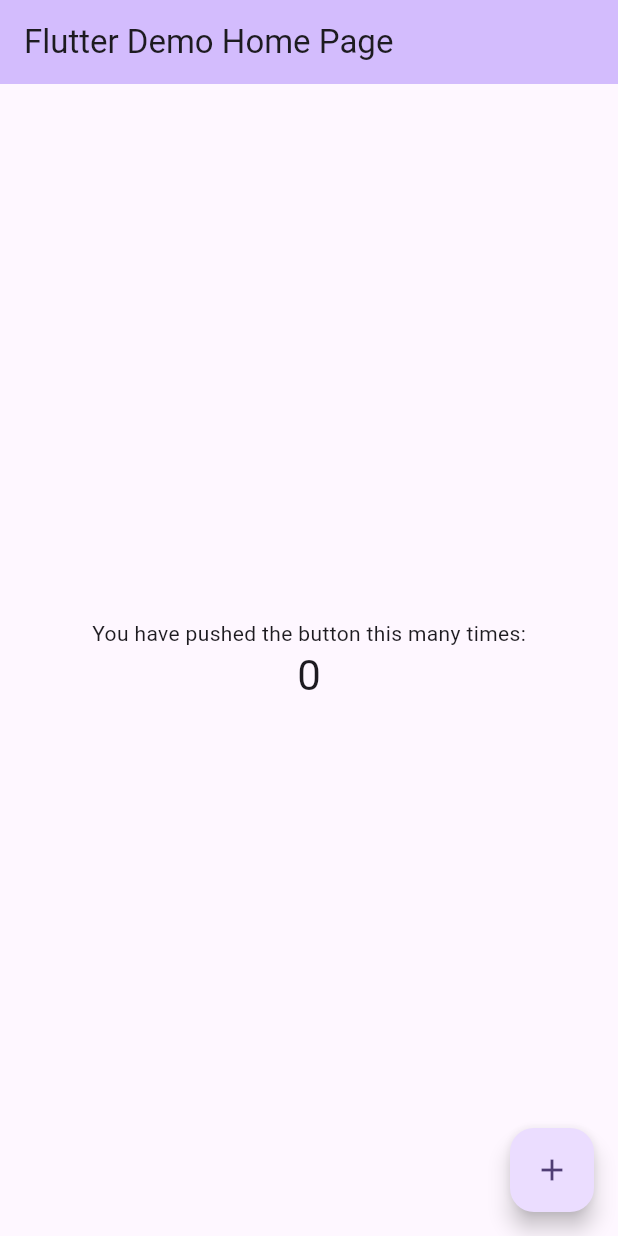
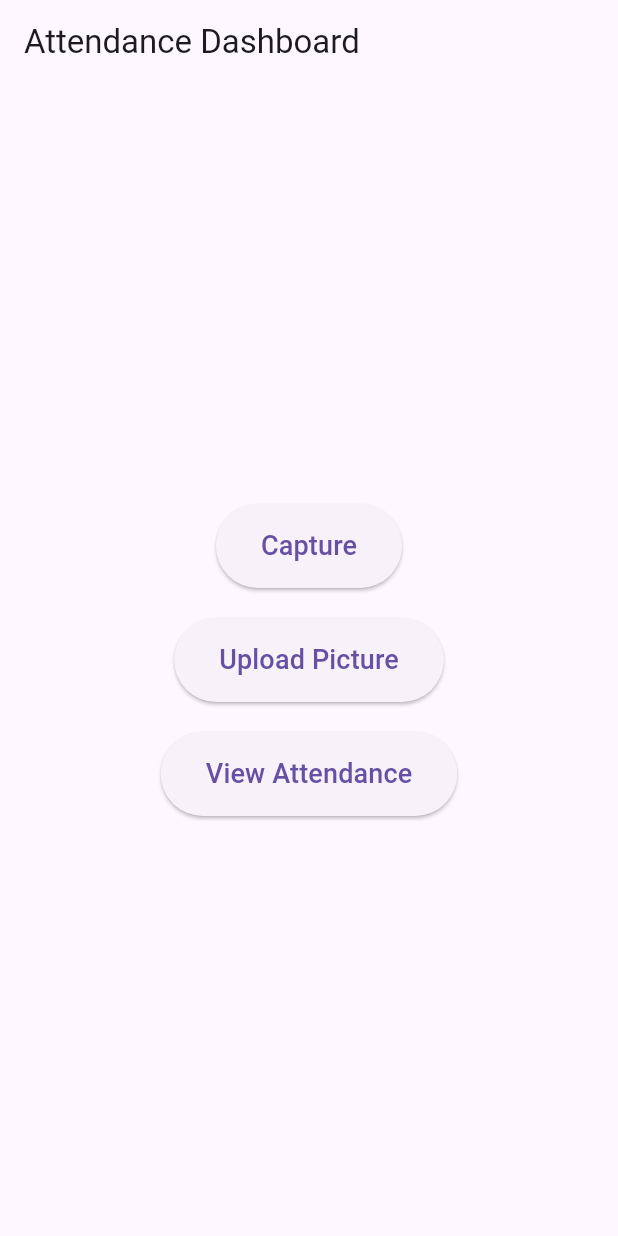
Before and after one commit to vijdaancoding/haazri-hub, a Flutter app: the screen it shows after launch, on a phone screen of 412 x 824 dp. Run offline on Flutter 3.47's test engine with Material 3 defaults, Android fonts, the light colour scheme and no system bars; our stand-ins replace file_picker, webview_flutter.

Commit message:
Adding the frontend

```diff
--- a/frontend/lib/main.dart
+++ b/frontend/lib/main.dart
@@ -1,4 +1,8 @@
 import 'package:flutter/material.dart';
+import 'screens/dashboard.dart';
+import 'screens/capture_screen.dart';
+import 'screens/upload_screen.dart';
+import 'screens/view_attendance_screen.dart';
 
 void main() {
   runApp(const MyApp());
@@ -7,119 +11,20 @@
 class MyApp extends StatelessWidget {
   const MyApp({super.key});
 
-  // This widget is the root of your application.
   @override
   Widget build(BuildContext context) {
     return MaterialApp(
-      title: 'Flutter Demo',
+      title: 'Desktop Attendance System',
       theme: ThemeData(
-        // This is the theme of your application.
-        //
-        // TRY THIS: Try running your application with "flutter run". You'll see
-        // the application has a purple toolbar. Then, without quitting the app,
-        // try changing the seedColor in the colorScheme below to Colors.green
-        // and then invoke "hot reload" (save your changes or press the "hot
-        // reload" button in a Flutter-supported IDE, or press "r" if you used
-        // the command line to start the app).
-        //
-        // Notice that the counter didn't reset back to zero; the application
-        // state is not lost during the reload. To reset the state, use hot
-        // restart instead.
-        //
-        // This works for code too, not just values: Most code changes can be
-        // tested with just a hot reload.
-        colorScheme: ColorScheme.fromSeed(seedColor: Colors.deepPurple),
-        useMaterial3: true,
+        primarySwatch: Colors.blue,
       ),
-      home: const MyHomePage(title: 'Flutter Demo Home Page'),
+      initialRoute: '/',
+      routes: {
+        '/': (context) => const Dashboard(),
+        '/capture': (context) => const CaptureScreen(),
+        '/upload': (context) => const UploadScreen(),
+        '/view': (context) => const ViewAttendanceScreen(),
+      },
     );
   }
 }
-
-class MyHomePage extends StatefulWidget {
-  const MyHomePage({super.key, required this.title});
-
-  // This widget is the home page of your application. It is stateful, meaning
-  // that it has a State object (defined below) that contains fields that affect
-  // how it looks.
-
-  // This class is the configuration for the state. It holds the values (in this
-  // case the title) provided by the parent (in this case the App widget) and
-  // used by the build method of the State. Fields in a Widget subclass are
-  // always marked "final".
-
-  final String title;
-
-  @override
-  State<MyHomePage> createState() => _MyHomePageState();
-}
-
-class _MyHomePageState extends State<MyHomePage> {
-  int _counter = 0;
-
-  void _incrementCounter() {
-    setState(() {
-      // This call to setState tells the Flutter framework that something has
-      // changed in this State, which causes it to rerun the build method below
-      // so that the display can reflect the updated values. If we changed
-      // _counter without calling setState(), then the build method would not be
-      // called again, and so nothing would appear to happen.
-      _counter++;
-    });
-  }
-
-  @override
-  Widget build(BuildContext context) {
-    // This method is rerun every time setState is called, for instance as done
-    // by the _incrementCounter method above.
-    //
-    // The Flutter framework has been optimized to make rerunning build methods
-    // fast, so that you can just rebuild anything that needs updating rather
-    // than having to individually change instances of widgets.
-    return Scaffold(
-      appBar: AppBar(
-        // TRY THIS: Try changing the color here to a specific color (to
-        // Colors.amber, perhaps?) and trigger a hot reload to see the AppBar
-        // change color while the other colors stay the same.
-        backgroundColor: Theme.of(context).colorScheme.inversePrimary,
-        // Here we take the value from the MyHomePage object that was created by
-        // the App.build method, and use it to set our appbar title.
-        title: Text(widget.title),
-      ),
-      body: Center(
-        // Center is a layout widget. It takes a single child and positions it
-        // in the middle of the parent.
-        child: Column(
-          // Column is also a layout widget. It takes a list of children and
-          // arranges them vertically. By default, it sizes itself to fit its
-          // children horizontally, and tries to be as tall as its parent.
-          //
-          // Column has various properties to control how it sizes itself and
-          // how it positions its children. Here we use mainAxisAlignment to
-          // center the children vertically; the main axis here is the vertical
-          // axis because Columns are vertical (the cross axis would be
-          // horizontal).
-          //
-          // TRY THIS: Invoke "debug painting" (choose the "Toggle Debug Paint"
-          // action in the IDE, or press "p" in the console), to see the
-          // wireframe for each widget.
-          mainAxisAlignment: MainAxisAlignment.center,
-          children: <Widget>[
-            const Text(
-              'You have pushed the button this many times:',
-            ),
-            Text(
-              '$_counter',
-              style: Theme.of(context).textTheme.headlineMedium,
-            ),
-          ],
-        ),
-      ),
-      floatingActionButton: FloatingActionButton(
-        onPressed: _incrementCounter,
-        tooltip: 'Increment',
-        child: const Icon(Icons.add),
-      ), // This trailing comma makes auto-formatting nicer for build methods.
-    );
-  }
-}
--- /dev/null
+++ b/frontend/lib/screens/dashboard.dart
@@ -0,0 +1,36 @@
+import 'package:flutter/material.dart';
+import '../widgets/custom_button.dart';
+
+class Dashboard extends StatelessWidget {
+  const Dashboard({super.key});
+
+  @override
+  Widget build(BuildContext context) {
+    return Scaffold(
+      appBar: AppBar(
+        title: const Text('Attendance Dashboard'),
+      ),
+      body: Center(
+        child: Column(
+          mainAxisAlignment: MainAxisAlignment.center,
+          children: [
+            CustomButton(
+              label: 'Capture',
+              onPressed: () => Navigator.pushNamed(context, '/capture'),
+            ),
+            const SizedBox(height: 20),
+            CustomButton(
+              label: 'Upload Picture',
+              onPressed: () => Navigator.pushNamed(context, '/upload'),
+            ),
+            const SizedBox(height: 20),
+            CustomButton(
+              label: 'View Attendance',
+              onPressed: () => Navigator.pushNamed(context, '/view'),
+            ),
+          ],
+        ),
+      ),
+    );
+  }
+}
--- /dev/null
+++ b/frontend/lib/widgets/custom_button.dart
@@ -0,0 +1,22 @@
+import 'package:flutter/material.dart';
+
+class CustomButton extends StatelessWidget {
+  final String label;
+  final VoidCallback onPressed;
+
+  const CustomButton({super.key, required this.label, required this.onPressed});
+
+  @override
+  Widget build(BuildContext context) {
+    return ElevatedButton(
+      onPressed: onPressed,
+      style: ElevatedButton.styleFrom(
+        padding: const EdgeInsets.symmetric(horizontal: 30, vertical: 15),
+      ),
+      child: Text(
+        label,
+        style: const TextStyle(fontSize: 18),
+      ),
+    );
+  }
+}
```
Also changed, not shown: frontend/lib/screens/capture_screen.dart (added, +64 -0 lines), frontend/lib/screens/upload_screen.dart (added, +39 -0 lines), frontend/lib/screens/view_attendance_screen.dart (added, +37 -0 lines), frontend/lib/utils/api_service.dart (added, +23 -0 lines), frontend/pubspec.yaml (+10 -2 lines), frontend/pubspec.lock, 25 other files.
